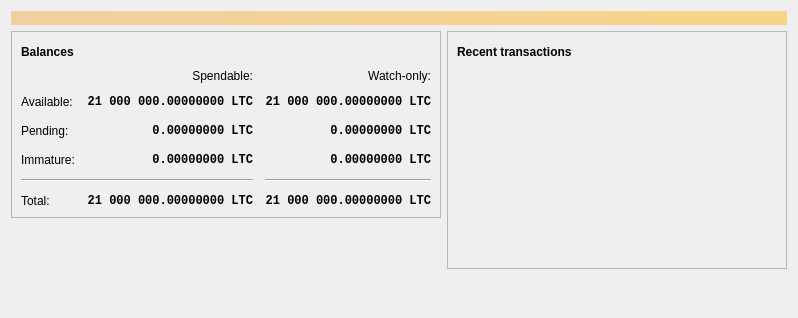
Above: src/qt/forms/overviewpage.ui from sugarchain-project/yumekawa before the change. Below: the same form after it.
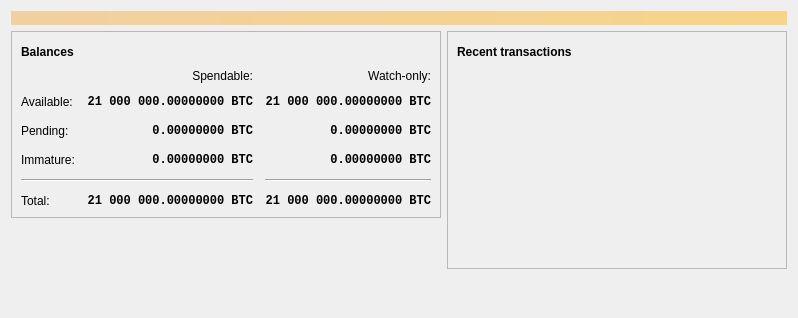
That is the form after the change. Icons and pictures are not drawn.

What changed in the file:
```diff
--- a/src/qt/forms/overviewpage.ui
+++ b/src/qt/forms/overviewpage.ui
@@ -130,7 +130,7 @@
                <string>Unconfirmed transactions to watch-only addresses</string>
               </property>
               <property name="text">
-               <string notr="true">0.00000000 LTC</string>
+               <string notr="true">0.00000000 BTC</string>
               </property>
               <property name="alignment">
                <set>Qt::AlignRight|Qt::AlignTrailing|Qt::AlignVCenter</set>
@@ -156,7 +156,7 @@
                <string>Total of transactions that have yet to be confirmed, and do not yet count toward the spendable balance</string>
               </property>
               <property name="text">
-               <string notr="true">0.00000000 LTC</string>
+               <string notr="true">0.00000000 BTC</string>
               </property>
               <property name="alignment">
                <set>Qt::AlignRight|Qt::AlignTrailing|Qt::AlignVCenter</set>
@@ -182,7 +182,7 @@
                <string>Mined balance in watch-only addresses that has not yet matured</string>
               </property>
               <property name="text">
-               <string notr="true">0.00000000 LTC</string>
+               <string notr="true">0.00000000 BTC</string>
               </property>
               <property name="alignment">
                <set>Qt::AlignRight|Qt::AlignTrailing|Qt::AlignVCenter</set>
@@ -241,7 +241,7 @@
                <string>Mined balance that has not yet matured</string>
               </property>
               <property name="text">
-               <string notr="true">0.00000000 LTC</string>
+               <string notr="true">0.00000000 BTC</string>
               </property>
               <property name="alignment">
                <set>Qt::AlignRight|Qt::AlignTrailing|Qt::AlignVCenter</set>
@@ -287,7 +287,7 @@
                <string>Your current total balance</string>
               </property>
               <property name="text">
-               <string notr="true">21 000 000.00000000 LTC</string>
+               <string notr="true">21 000 000.00000000 BTC</string>
               </property>
               <property name="alignment">
                <set>Qt::AlignRight|Qt::AlignTrailing|Qt::AlignVCenter</set>
@@ -313,7 +313,7 @@
                <string>Current total balance in watch-only addresses</string>
               </property>
               <property name="text">
-               <string notr="true">21 000 000.00000000 LTC</string>
+               <string notr="true">21 000 000.00000000 BTC</string>
               </property>
               <property name="alignment">
                <set>Qt::AlignRight|Qt::AlignTrailing|Qt::AlignVCenter</set>
@@ -356,7 +356,7 @@
                <string>Your current spendable balance</string>
               </property>
               <property name="text">
-               <string notr="true">21 000 000.00000000 LTC</string>
+               <string notr="true">21 000 000.00000000 BTC</string>
               </property>
               <property name="alignment">
                <set>Qt::AlignRight|Qt::AlignTrailing|Qt::AlignVCenter</set>
@@ -382,7 +382,7 @@
                <string>Your current balance in watch-only addresses</string>
               </property>
               <property name="text">
-               <string notr="true">21 000 000.00000000 LTC</string>
+               <string notr="true">21 000 000.00000000 BTC</string>
               </property>
               <property name="alignment">
                <set>Qt::AlignRight|Qt::AlignTrailing|Qt::AlignVCenter</set>
```
Left out of the diff: 4 changed lines with no effect on the pictures.
